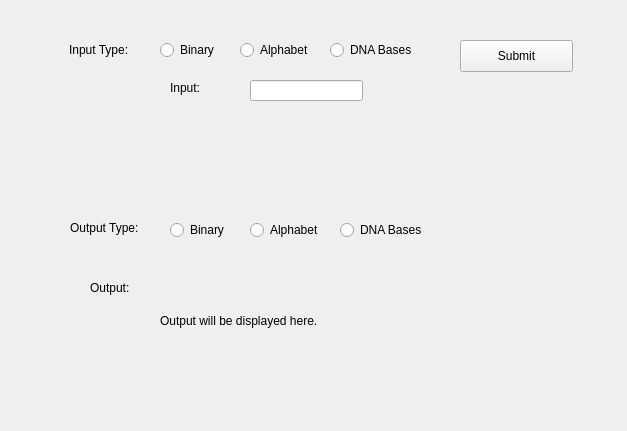
Before: the Qt Designer form gui.ui in GobsmackedMoose/BinarytoDNA, drawn with Qt 5.
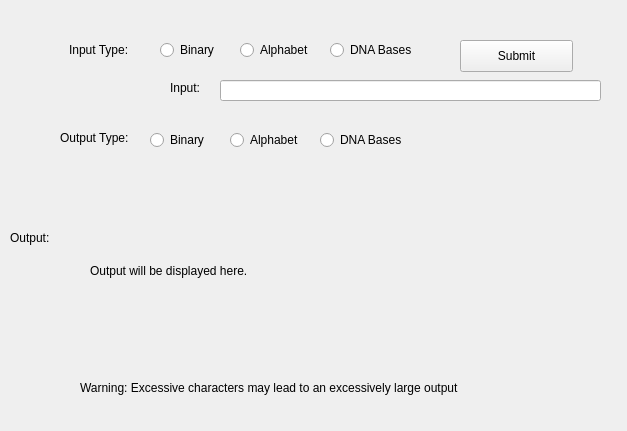
After: the same form once the commit is applied.

Patch:
```diff
--- a/gui.ui
+++ b/gui.ui
@@ -77,9 +77,9 @@
   <widget class="QLineEdit" name="lineEdit">
    <property name="geometry">
     <rect>
-     <x>250</x>
+     <x>220</x>
      <y>80</y>
-     <width>113</width>
+     <width>381</width>
      <height>21</height>
     </rect>
    </property>
@@ -100,8 +100,8 @@
   <widget class="QLabel" name="label_3">
    <property name="geometry">
     <rect>
-     <x>70</x>
-     <y>220</y>
+     <x>60</x>
+     <y>130</y>
      <width>81</width>
      <height>16</height>
     </rect>
@@ -113,8 +113,8 @@
   <widget class="QRadioButton" name="radioButton_4">
    <property name="geometry">
     <rect>
-     <x>340</x>
-     <y>220</y>
+     <x>320</x>
+     <y>130</y>
      <width>100</width>
      <height>20</height>
     </rect>
@@ -129,8 +129,8 @@
   <widget class="QRadioButton" name="radioButton_5">
    <property name="geometry">
     <rect>
-     <x>170</x>
-     <y>220</y>
+     <x>150</x>
+     <y>130</y>
      <width>100</width>
      <height>20</height>
     </rect>
@@ -145,8 +145,8 @@
   <widget class="QRadioButton" name="radioButton_6">
    <property name="geometry">
     <rect>
-     <x>250</x>
-     <y>220</y>
+     <x>230</x>
+     <y>130</y>
      <width>100</width>
      <height>20</height>
     </rect>
@@ -161,8 +161,8 @@
   <widget class="QLabel" name="label_4">
    <property name="geometry">
     <rect>
-     <x>90</x>
-     <y>280</y>
+     <x>10</x>
+     <y>230</y>
      <width>60</width>
      <height>16</height>
     </rect>
@@ -174,15 +174,18 @@
   <widget class="QLabel" name="label_5">
    <property name="geometry">
     <rect>
-     <x>160</x>
-     <y>280</y>
-     <width>401</width>
-     <height>81</height>
+     <x>90</x>
+     <y>190</y>
+     <width>521</width>
+     <height>161</height>
     </rect>
    </property>
    <property name="text">
     <string>Output will be displayed here. </string>
    </property>
+   <property name="wordWrap">
+    <bool>true</bool>
+   </property>
   </widget>
   <widget class="QPushButton" name="pushButton">
    <property name="geometry">
@@ -197,6 +200,19 @@
     <string>Submit</string>
    </property>
   </widget>
+  <widget class="QLabel" name="label_6">
+   <property name="geometry">
+    <rect>
+     <x>80</x>
+     <y>380</y>
+     <width>511</width>
+     <height>16</height>
+    </rect>
+   </property>
+   <property name="text">
+    <string>Warning: Excessive characters may lead to an excessively large output</string>
+   </property>
+  </widget>
  </widget>
  <resources/>
  <connections/>
```
